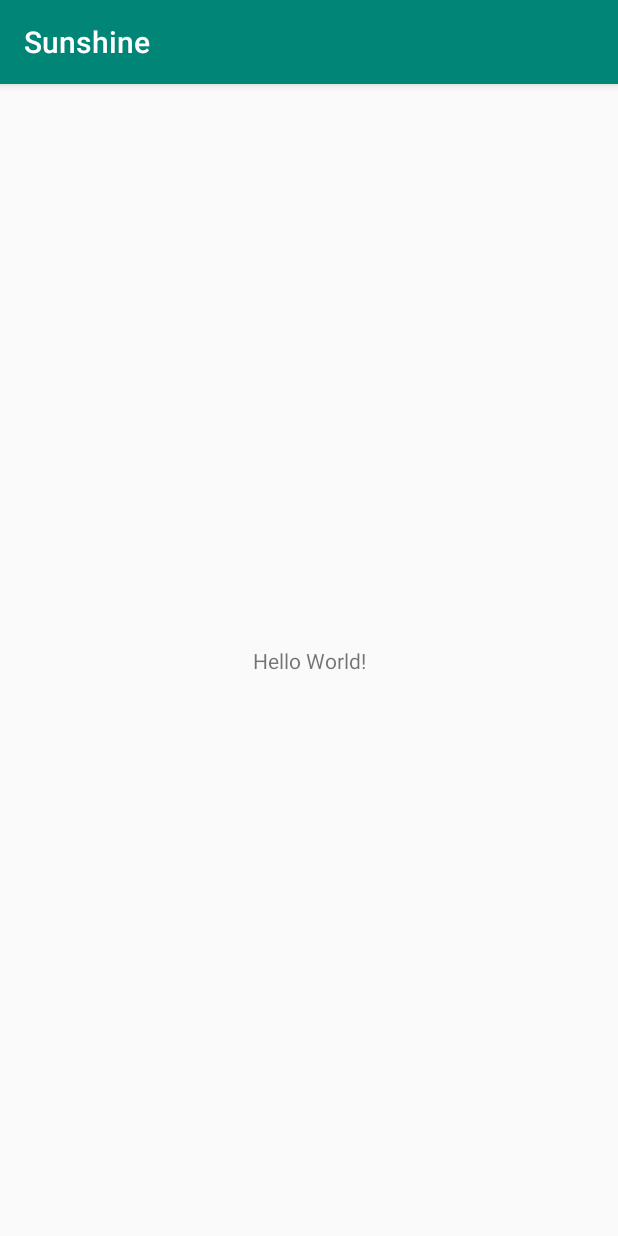
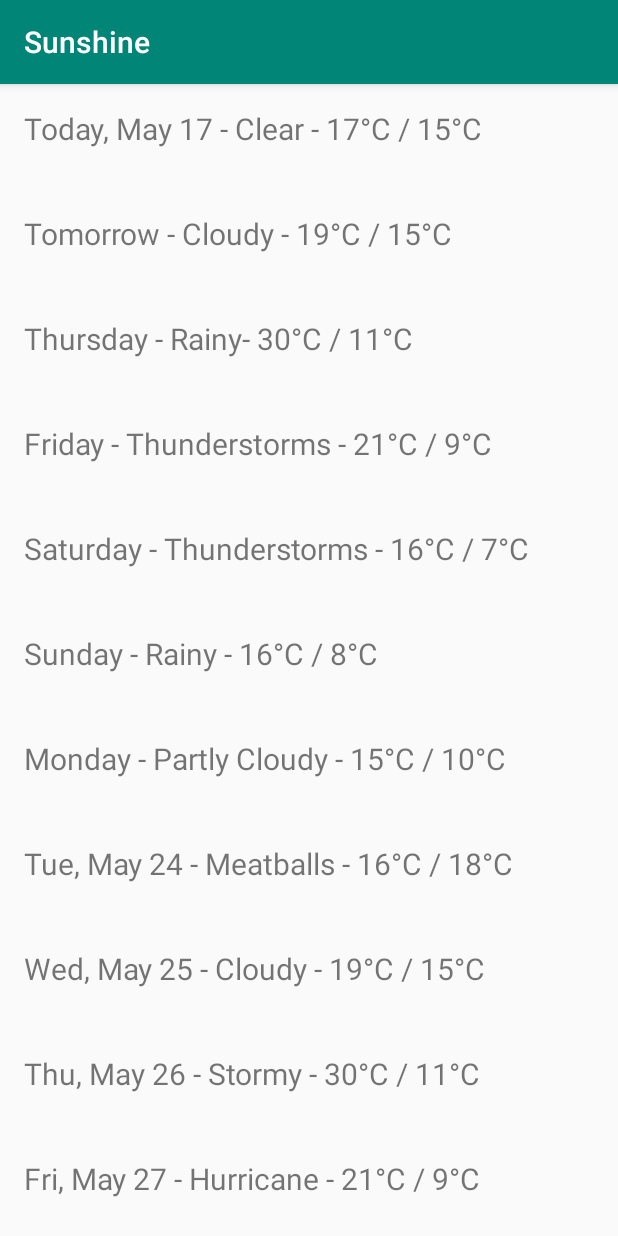
Before and after one commit to RaviTiwarii/Sunshine, an Android app: the screen it shows after launch (MainActivity), on a phone screen of 412 x 824 dp. Run offline under Robolectric (Android 15) with nearby library versions, the phone set to English and light mode, and no system bars.

Commit message:
Add Weather List

```diff
--- a/app/src/main/java/com/ravi/android/sunshine/MainActivity.java
+++ b/app/src/main/java/com/ravi/android/sunshine/MainActivity.java
@@ -1,14 +1,39 @@
 package com.ravi.android.sunshine;
+
+import android.os.Bundle;
+import android.widget.TextView;
 
 import androidx.appcompat.app.AppCompatActivity;
 
-import android.os.Bundle;
+public class MainActivity extends AppCompatActivity {
 
-public class MainActivity extends AppCompatActivity {
+    private TextView mWeatherTextView;
 
     @Override
     protected void onCreate(Bundle savedInstanceState) {
         super.onCreate(savedInstanceState);
         setContentView(R.layout.activity_main);
+
+        mWeatherTextView = findViewById(R.id.tv_weather_data);
+
+        String[] dummyWeatherData = {
+            "Today, May 17 - Clear - 17°C / 15°C",
+            "Tomorrow - Cloudy - 19°C / 15°C",
+            "Thursday - Rainy- 30°C / 11°C",
+            "Friday - Thunderstorms - 21°C / 9°C",
+            "Saturday - Thunderstorms - 16°C / 7°C",
+            "Sunday - Rainy - 16°C / 8°C",
+            "Monday - Partly Cloudy - 15°C / 10°C",
+            "Tue, May 24 - Meatballs - 16°C / 18°C",
+            "Wed, May 25 - Cloudy - 19°C / 15°C",
+            "Thu, May 26 - Stormy - 30°C / 11°C",
+            "Fri, May 27 - Hurricane - 21°C / 9°C",
+            "Sat, May 28 - Meteors - 16°C / 7°C",
+            "Sun, May 29 - Apocalypse - 16°C / 8°C",
+            "Mon, May 30 - Post Apocalypse - 15°C / 10°C",
+        };
+
+        for (String dummyWeatherDay : dummyWeatherData)
+            mWeatherTextView.append(dummyWeatherDay + "\n\n\n");
     }
 }
--- a/app/src/main/res/layout/activity_main.xml
+++ b/app/src/main/res/layout/activity_main.xml
@@ -1,18 +1,19 @@
 <?xml version="1.0" encoding="utf-8"?>
-<androidx.constraintlayout.widget.ConstraintLayout xmlns:android="http://schemas.android.com/apk/res/android"
-    xmlns:app="http://schemas.android.com/apk/res-auto"
+<FrameLayout xmlns:android="http://schemas.android.com/apk/res/android"
     xmlns:tools="http://schemas.android.com/tools"
     android:layout_width="match_parent"
     android:layout_height="match_parent"
     tools:context=".MainActivity">
 
-    <TextView
-        android:layout_width="wrap_content"
-        android:layout_height="wrap_content"
-        android:text="Hello World!"
-        app:layout_constraintBottom_toBottomOf="parent"
-        app:layout_constraintLeft_toLeftOf="parent"
-        app:layout_constraintRight_toRightOf="parent"
-        app:layout_constraintTop_toTopOf="parent" />
+    <ScrollView
+        android:layout_width="match_parent"
+        android:layout_height="wrap_content">
 
-</androidx.constraintlayout.widget.ConstraintLayout>
+        <TextView
+            android:id="@+id/tv_weather_data"
+            android:layout_width="wrap_content"
+            android:layout_height="wrap_content"
+            android:padding="16dp"
+            android:textSize="20sp" />
+    </ScrollView>
+</FrameLayout>
```
